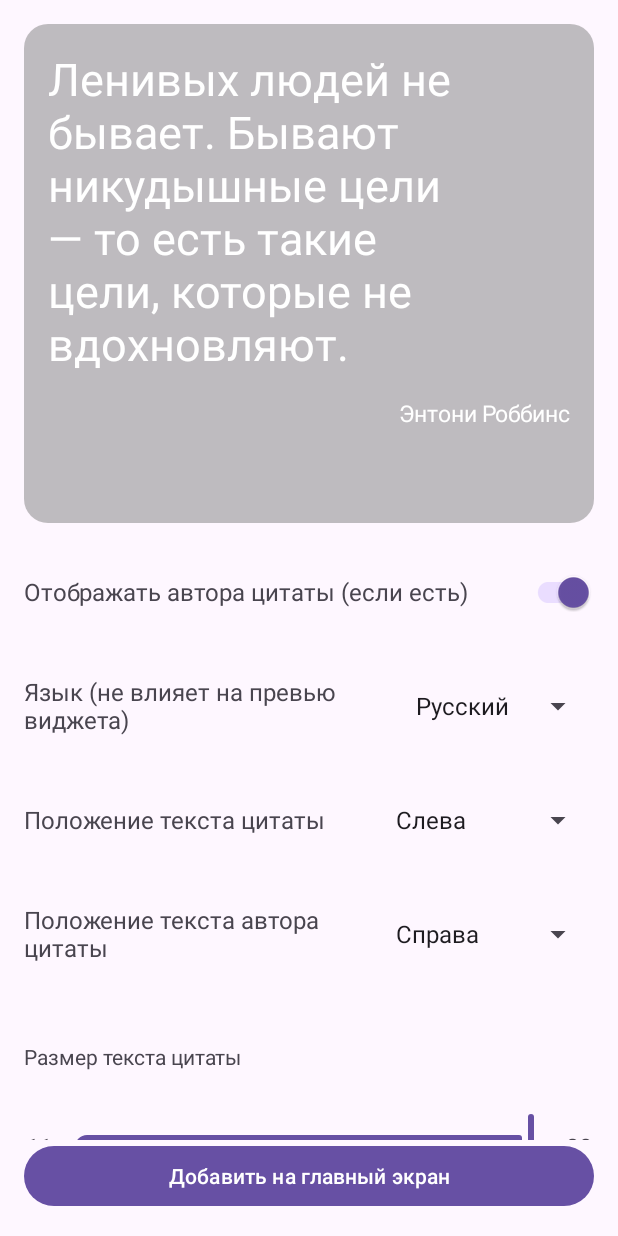
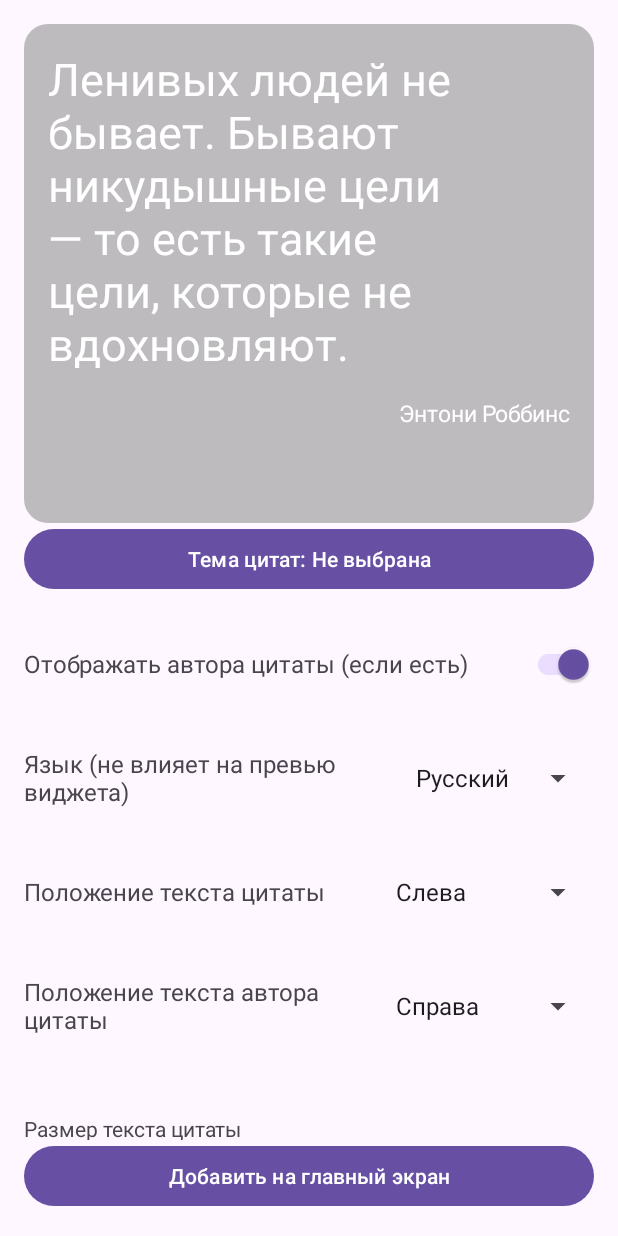
Before and after one commit to snakelord757/Philosofidget, an Android app: the screen it shows after launch (MainActivity), on a phone screen of 412 x 824 dp. Run offline under Robolectric (Android 15) with nearby library versions, the phone set to English and light mode, and no system bars; libraries missing offline, so code that uses them is left out: com.abhishek.colorpicker.

Commit message:
[feature] Add quote topic selection

```diff
--- a/app/build.gradle
+++ b/app/build.gradle
@@ -37,6 +37,7 @@ android {
 }
 
 dependencies {
+    implementation project(':quote-topics')
     implementation 'org.jetbrains.kotlinx:kotlinx-serialization-json:1.12.0'
     implementation 'io.insert-koin:koin-android:4.2.2'
     implementation 'com.squareup.retrofit2:retrofit:3.0.0'
--- a/app/src/main/java/ru/snakelord/philosofidget/presentation/view/widget_settings/WidgetSettingsFragment.kt
+++ b/app/src/main/java/ru/snakelord/philosofidget/presentation/view/widget_settings/WidgetSettingsFragment.kt
@@ -6,9 +6,11 @@ import android.content.Intent
 import android.os.Bundle
 import android.view.Gravity
 import android.view.View
+import android.widget.Button
 import androidx.core.os.bundleOf
 import androidx.core.view.isVisible
 import androidx.fragment.app.Fragment
+import androidx.fragment.app.commit
 import com.abhishek.colorpicker.ColorPickerDialog
 import org.koin.androidx.viewmodel.ext.android.viewModel
 import org.koin.core.parameter.parametersOf
@@ -20,10 +22,14 @@ import ru.snakelord.philosofidget.domain.model.TextGravity
 import ru.snakelord.philosofidget.domain.model.WidgetSettings
 import ru.snakelord.philosofidget.presentation.model.ActionButtonState
 import ru.snakelord.philosofidget.presentation.model.WidgetConfigurationState
+import ru.snakelord.philosofidget.quotetopics.data.QuoteTopicsRepository
+import ru.snakelord.philosofidget.quotetopics.presentation.QuoteTopicsFragment
 import ru.snakelord.philosofidget.presentation.view.widget_settings.recycler_view.adapter.WidgetSettingsAdapter
 import ru.snakelord.philosofidget.presentation.view.widget_settings.recycler_view.itemdecoration.WidgetSettingsItemDecoration
 
 class WidgetSettingsFragment : Fragment(R.layout.fragment_widget_settings) {
+
+    private var quoteTopicButton: Button? = null
 
     private var viewBinding: FragmentWidgetSettingsBinding? = null
     private val binding
@@ -44,6 +50,14 @@ class WidgetSettingsFragment : Fragment(R.layout.fragment_widget_settings) {
 
     override fun onViewCreated(view: View, savedInstanceState: Bundle?) {
         viewBinding = FragmentWidgetSettingsBinding.bind(view)
+        quoteTopicButton = view.findViewById<Button>(R.id.quoteTopicButton)?.apply {
+            setOnClickListener {
+                parentFragmentManager.commit {
+                    replace(R.id.fragment_container_view, QuoteTopicsFragment())
+                    addToBackStack("quote_topics")
+                }
+            }
+        }
         initUi()
         subscribeToViewModel()
     }
@@ -72,6 +86,8 @@ class WidgetSettingsFragment : Fragment(R.layout.fragment_widget_settings) {
     override fun onResume() {
         super.onResume()
         widgetSettingsViewModel.setupButtonState()
+        val selectedTopic = QuoteTopicsRepository(requireContext()).selectedTopic()
+        quoteTopicButton?.text = "Тема цитат: ${selectedTopic?.title ?: "Не выбрана"}"
     }
 
     private fun updateWidgetPreview(widgetParams: QuoteWidgetParams) = with(binding.quoteWidgetPreview) {
@@ -112,6 +128,7 @@ class WidgetSettingsFragment : Fragment(R.layout.fragment_widget_settings) {
     }
 
     override fun onDestroyView() {
+        quoteTopicButton = null
         viewBinding = null
         super.onDestroyView()
     }
--- a/app/src/main/res/layout/fragment_widget_settings.xml
+++ b/app/src/main/res/layout/fragment_widget_settings.xml
@@ -17,13 +17,21 @@
         app:layout_constraintTop_toTopOf="parent"
         app:layout_constraintBottom_toTopOf="@id/guideline" />
 
+    <com.google.android.material.button.MaterialButton
+        android:id="@+id/quoteTopicButton"
+        android:layout_width="0dp"
+        android:layout_height="wrap_content"
+        app:layout_constraintStart_toStartOf="parent"
+        app:layout_constraintEnd_toEndOf="parent"
+        app:layout_constraintTop_toBottomOf="@id/guideline" />
+
     <androidx.recyclerview.widget.RecyclerView
         android:id="@+id/settingsRecyclerView"
         android:layout_width="0dp"
         android:layout_height="0dp"
         app:layout_constraintStart_toStartOf="parent"
         app:layout_constraintEnd_toEndOf="parent"
-        app:layout_constraintTop_toBottomOf="@id/guideline"
+        app:layout_constraintTop_toBottomOf="@id/quoteTopicButton"
         app:layout_constraintBottom_toTopOf="@id/actionButton"
         android:orientation="vertical"
         app:layoutManager="androidx.recyclerview.widget.LinearLayoutManager" />
--- /dev/null
+++ b/quote-topics/src/main/AndroidManifest.xml
@@ -0,0 +1 @@
+<manifest />
--- /dev/null
+++ b/quote-topics/src/main/java/ru/snakelord/philosofidget/quotetopics/data/QuoteTopicsRepository.kt
@@ -0,0 +1,51 @@
+package ru.snakelord.philosofidget.quotetopics.data
+
+import android.content.Context
+import ru.snakelord.philosofidget.quotetopics.domain.QuoteTopic
+import ru.snakelord.philosofidget.quotetopics.domain.TopicsRepository
+
+class QuoteTopicsRepository(private val store: TopicSelectionStore) : TopicsRepository {
+    constructor(context: Context) : this(PreferencesTopicSelectionStore(context.applicationContext))
+
+    override fun topics(): List<QuoteTopic> = MOCK_TOPICS.toList()
+
+    override fun selectedTopic(): QuoteTopic? = MOCK_TOPICS.find { it.id == store.selectedId() }
+
+    override fun selectTopic(id: String) {
+        require(MOCK_TOPICS.any { it.id == id }) { "Unknown quote topic: $id" }
+        store.saveSelectedId(id)
+    }
+
+    private companion object {
+        val MOCK_TOPICS = listOf(
+            QuoteTopic("wisdom", "Мудрость"),
+            QuoteTopic("life", "Жизнь"),
+            QuoteTopic("love", "Любовь"),
+            QuoteTopic("friendship", "Дружба"),
+            QuoteTopic("happiness", "Счастье"),
+            QuoteTopic("success", "Успех"),
+            QuoteTopic("motivation", "Мотивация"),
+            QuoteTopic("dreams", "Мечты"),
+            QuoteTopic("time", "Время"),
+            QuoteTopic("freedom", "Свобода"),
+            QuoteTopic("courage", "Смелость"),
+            QuoteTopic("kindness", "Доброта"),
+            QuoteTopic("knowledge", "Знания"),
+            QuoteTopic("creativity", "Творчество"),
+            QuoteTopic("nature", "Природа"),
+            QuoteTopic("hope", "Надежда"),
+            QuoteTopic("change", "Перемены"),
+            QuoteTopic("self_discovery", "Самопознание")
+        )
+    }
+}
+
+private class PreferencesTopicSelectionStore(context: Context) : TopicSelectionStore {
+    private val preferences = context.getSharedPreferences("QUOTE_TOPICS_PREFS", Context.MODE_PRIVATE)
+
+    override fun selectedId(): String? = preferences.getString("selected_topic_id", null)
+
+    override fun saveSelectedId(id: String) {
+        preferences.edit().putString("selected_topic_id", id).apply()
+    }
+}
--- /dev/null
+++ b/quote-topics/src/main/java/ru/snakelord/philosofidget/quotetopics/data/TopicSelectionStore.kt
@@ -0,0 +1,6 @@
+package ru.snakelord.philosofidget.quotetopics.data
+
+interface TopicSelectionStore {
+    fun selectedId(): String?
+    fun saveSelectedId(id: String)
+}
--- /dev/null
+++ b/quote-topics/src/main/java/ru/snakelord/philosofidget/quotetopics/domain/QuoteTopic.kt
@@ -0,0 +1,3 @@
+package ru.snakelord.philosofidget.quotetopics.domain
+
+data class QuoteTopic(val id: String, val title: String)
--- /dev/null
+++ b/quote-topics/src/main/java/ru/snakelord/philosofidget/quotetopics/domain/TopicsRepository.kt
@@ -0,0 +1,7 @@
+package ru.snakelord.philosofidget.quotetopics.domain
+
+interface TopicsRepository {
+    fun topics(): List<QuoteTopic>
+    fun selectedTopic(): QuoteTopic?
+    fun selectTopic(id: String)
+}
--- a/settings.gradle
+++ b/settings.gradle
@@ -15,3 +15,4 @@ dependencyResolutionManagement {
 }
 rootProject.name = "Philosofidget"
 include ':app'
+include ':quote-topics'
```
Also changed, not shown: quote-topics/build.gradle (added, +26 -0 lines), quote-topics/src/main/java/ru/snakelord/philosofidget/quotetopics/domain/ConfirmTopicSelection.kt (added, +9 -0 lines), quote-topics/src/main/java/ru/snakelord/philosofidget/quotetopics/presentation/QuoteTopicsFragment.kt (added, +81 -0 lines), 2 other files.
